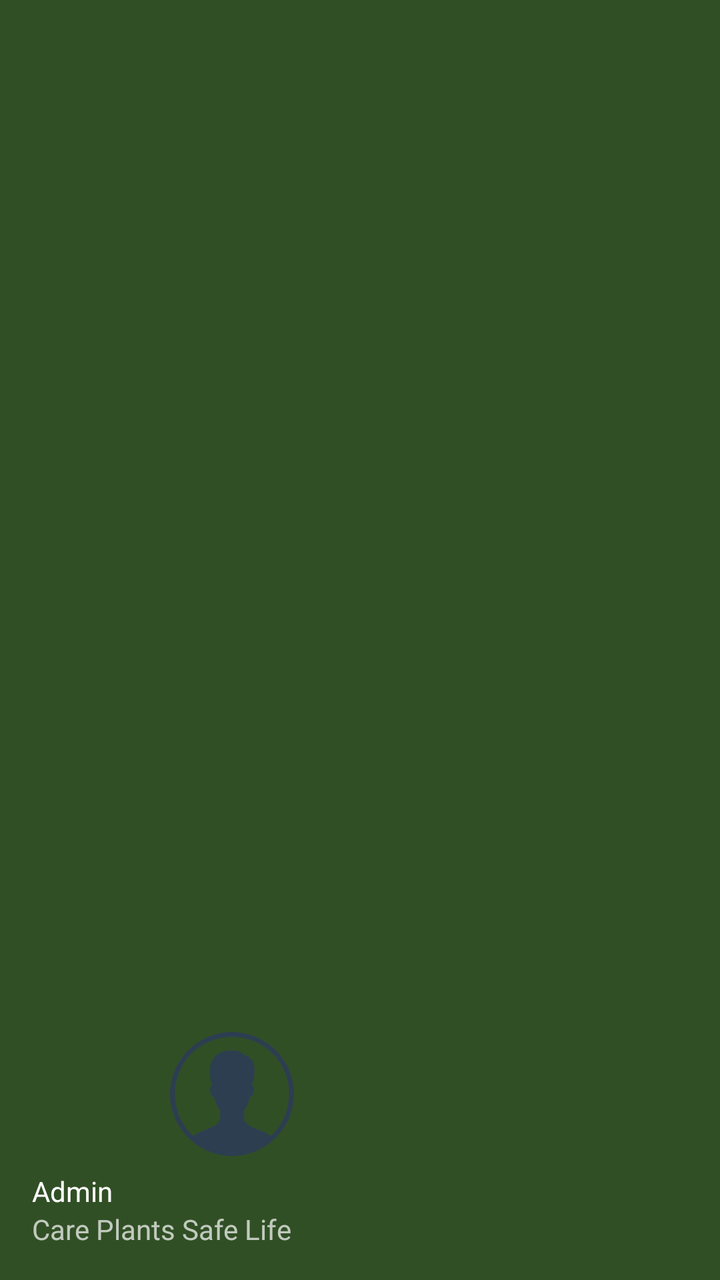
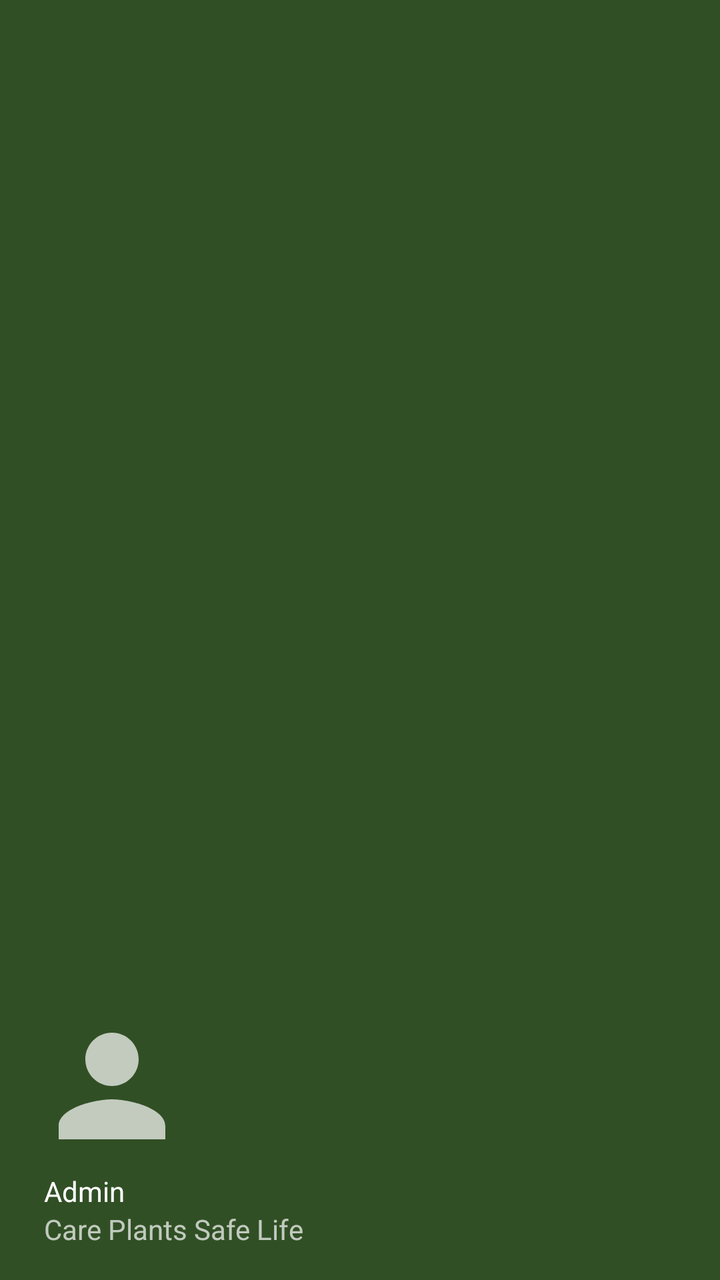

The first picture is an Android layout as it rendered before a commit; the second is the same layout after the commit. The layout source and the unified diff follow.
<!-- AndroidManifest.xml: application theme Theme.PlantsHome -->
<!-- res/layout/nav_header_main.xml -->
<?xml version="1.0" encoding="utf-8"?>
<LinearLayout xmlns:android="http://schemas.android.com/apk/res/android"
    xmlns:app="http://schemas.android.com/apk/res-auto"
    android:layout_width="match_parent"
    android:layout_height="@dimen/nav_header_height"
    android:background="@drawable/side_nav_bar"
    android:gravity="bottom"
    android:orientation="vertical"
    android:paddingLeft="@dimen/activity_horizontal_margin"
    android:paddingTop="@dimen/activity_vertical_margin"
    android:paddingRight="@dimen/activity_horizontal_margin"
    android:paddingBottom="@dimen/activity_vertical_margin"
    android:theme="@style/ThemeOverlay.AppCompat.Dark">


    <ImageView
        android:id="@+id/imageView"
        android:layout_width="wrap_content"
        android:layout_height="70dp"
        android:contentDescription="@string/nav_header_desc"
        android:paddingTop="@dimen/nav_header_vertical_spacing"
        app:srcCompat="@drawable/person" />

    <TextView
        android:layout_width="match_parent"
        android:layout_height="wrap_content"
        android:paddingTop="@dimen/nav_header_vertical_spacing"
        android:text="@string/nav_header_title"
        android:textAppearance="@style/TextAppearance.AppCompat.Body1" />

    <TextView
        android:id="@+id/textView"
        android:layout_width="wrap_content"
        android:layout_height="wrap_content"
        android:text="@string/nav_header_subtitle" />
</LinearLayout>
<!-- resources referenced by this layout -->
<resources>
  <dimen name="activity_horizontal_margin">16dp</dimen>
  <dimen name="activity_vertical_margin">16dp</dimen>
  <dimen name="nav_header_height">176dp</dimen>
  <dimen name="nav_header_vertical_spacing">8dp</dimen>
  <!-- drawable person: png bitmap (drawable, 17960 bytes) -->
  <!-- drawable side_nav_bar (drawable) -->
  <shape xmlns:android="http://schemas.android.com/apk/res/android"
      android:shape="rectangle">
      <gradient
          android:angle="135"
          android:centerColor="@color/green"
          android:endColor="@color/green"
          android:startColor="@color/green"
          android:type="linear" />
  </shape>
  <string name="nav_header_desc">Navigation header</string>
  <string name="nav_header_subtitle">Care Plants Safe Life</string>
  <string name="nav_header_title">Admin</string>
  <style name="Theme.PlantsHome" parent="Theme.MaterialComponents.DayNight.NoActionBar">
          
          <item name="colorPrimary">@color/purple_500</item>
          <item name="colorPrimaryVariant">@color/purple_700</item>
          <item name="colorOnPrimary">@color/white</item>
          
          <item name="colorSecondary">@color/teal_200</item>
          <item name="colorSecondaryVariant">@color/teal_700</item>
          <item name="colorOnSecondary">@color/black</item>
          
          <item name="android:statusBarColor" tools:targetApi="l">?attr/colorPrimaryVariant</item>
          
      </style>
  <color name="green">#314F25</color>
  <color name="purple_500">#314F25</color>
  <color name="purple_700">#314F25</color>
  <color name="white">#FFFFFFFF</color>
  <color name="teal_200">#314F25</color>
  <color name="teal_700">#314F25</color>
  <color name="black">#FF000000</color>
</resources>

<!-- the commit's change to res/layout/nav_header_main.xml (unified diff, before → after) -->
@@ -1,35 +1,40 @@
 <?xml version="1.0" encoding="utf-8"?>
 <LinearLayout xmlns:android="http://schemas.android.com/apk/res/android"
     xmlns:app="http://schemas.android.com/apk/res-auto"
+    xmlns:tools="http://schemas.android.com/tools"
     android:layout_width="match_parent"
     android:layout_height="@dimen/nav_header_height"
     android:background="@drawable/side_nav_bar"
     android:gravity="bottom"
     android:orientation="vertical"
     android:paddingLeft="@dimen/activity_horizontal_margin"
-    android:paddingTop="@dimen/activity_vertical_margin"
+    android:paddingTop="35dp"
     android:paddingRight="@dimen/activity_horizontal_margin"
     android:paddingBottom="@dimen/activity_vertical_margin"
+
     android:theme="@style/ThemeOverlay.AppCompat.Dark">
 
 
     <ImageView
         android:id="@+id/imageView"
         android:layout_width="wrap_content"
-        android:layout_height="70dp"
+        android:layout_height="wrap_content"
         android:contentDescription="@string/nav_header_desc"
-        android:paddingTop="@dimen/nav_header_vertical_spacing"
-        app:srcCompat="@drawable/person" />
+        app:srcCompat="@drawable/ic_baseline_person_24"
+        tools:ignore="VectorDrawableCompat" />
 
     <TextView
         android:layout_width="match_parent"
         android:layout_height="wrap_content"
-        android:paddingTop="@dimen/nav_header_vertical_spacing"
+        android:paddingTop="3dp"
+        android:paddingLeft="6dp"
         android:text="@string/nav_header_title"
         android:textAppearance="@style/TextAppearance.AppCompat.Body1" />
 
     <TextView
         android:id="@+id/textView"
+        android:paddingLeft="6dp"
+
         android:layout_width="wrap_content"
         android:layout_height="wrap_content"
         android:text="@string/nav_header_subtitle" />
<!-- resource entries referenced after the edit -->
@@ -3,8 +3,12 @@
   <dimen name="activity_horizontal_margin">16dp</dimen>
   <dimen name="activity_vertical_margin">16dp</dimen>
   <dimen name="nav_header_height">176dp</dimen>
-  <dimen name="nav_header_vertical_spacing">8dp</dimen>
-  <!-- drawable person: png bitmap (drawable, 17960 bytes) -->
+  <!-- drawable ic_baseline_person_24 (drawable) -->
+  <vector android:height="80dp" android:tint="?attr/colorControlNormal"
+      android:viewportHeight="24" android:viewportWidth="24"
+      android:width="80dp" xmlns:android="http://schemas.android.com/apk/res/android">
+      <path android:fillColor="@android:color/white" android:pathData="M12,12c2.21,0 4,-1.79 4,-4s-1.79,-4 -4,-4 -4,1.79 -4,4 1.79,4 4,4zM12,14c-2.67,0 -8,1.34 -8,4v2h16v-2c0,-2.66 -5.33,-4 -8,-4z"/>
+  </vector>
   <!-- drawable side_nav_bar (drawable) -->
   <shape xmlns:android="http://schemas.android.com/apk/res/android"
       android:shape="rectangle">
